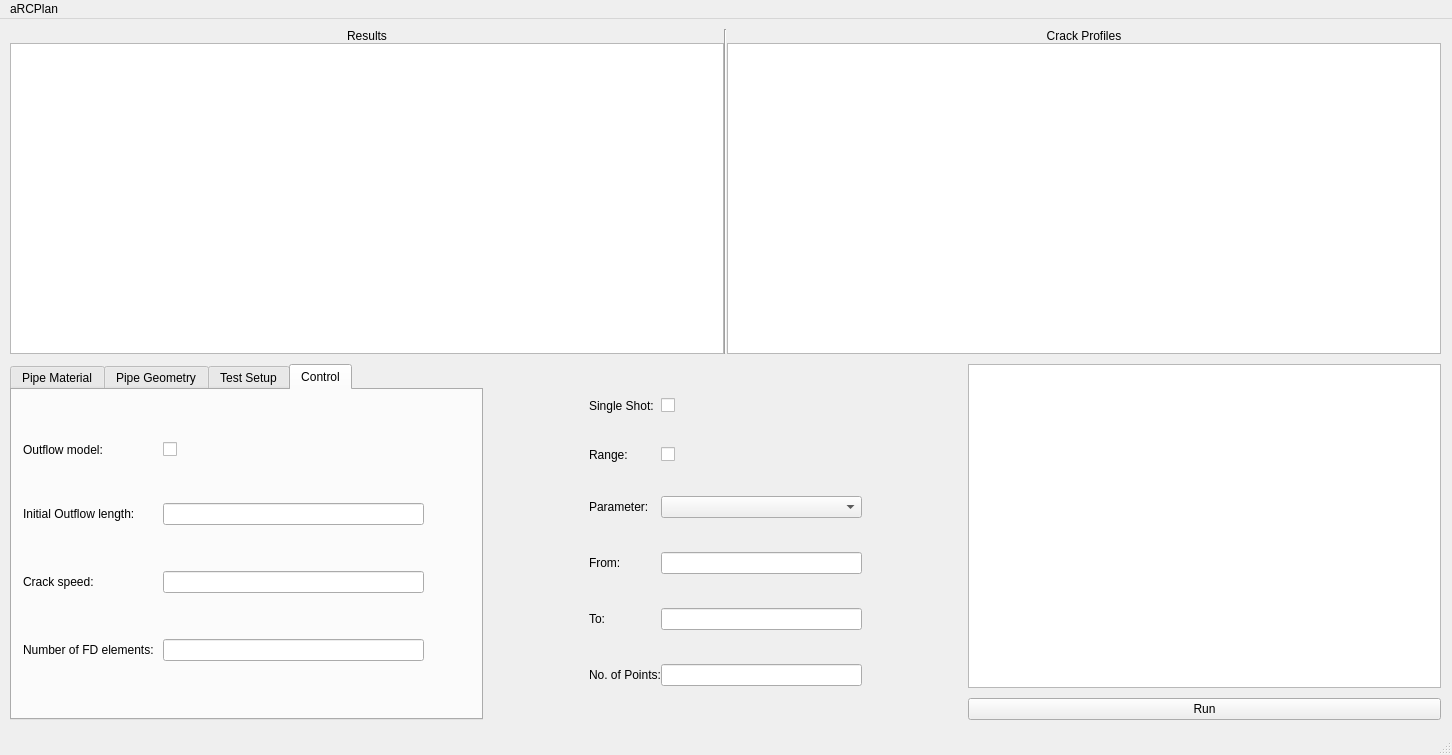
First picture: the form in guimain.ui, repository FraserEdwards/aRCPlanQt, before the edit.
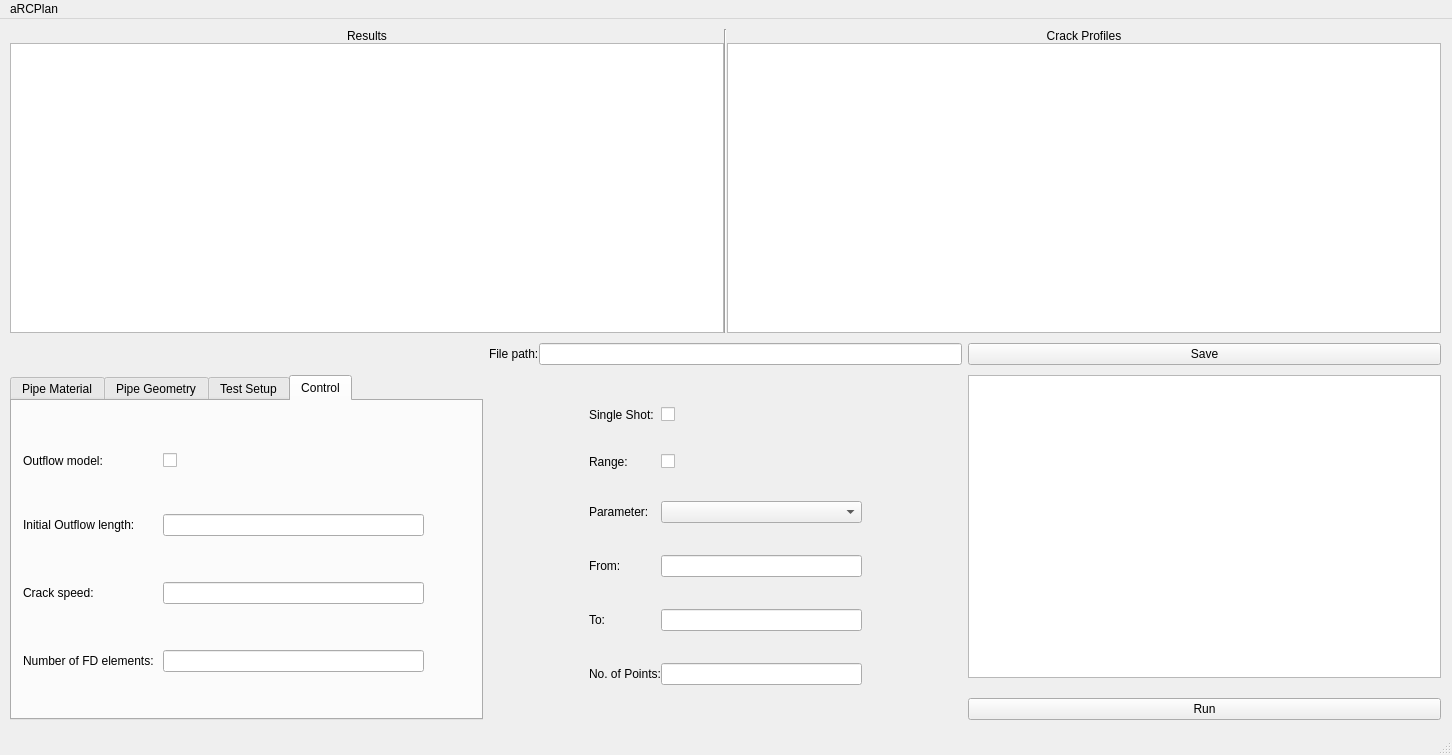
Second picture: the form after the edit.

Patch:
```diff
--- a/guimain.ui
+++ b/guimain.ui
@@ -23,7 +23,7 @@
       <height>691</height>
      </rect>
     </property>
-    <layout class="QGridLayout" name="gridLayout_8" rowstretch="0,0,0">
+    <layout class="QGridLayout" name="gridLayout_8" rowstretch="0,0,0,0,0">
      <property name="sizeConstraint">
       <enum>QLayout::SetNoConstraint</enum>
      </property>
@@ -33,7 +33,7 @@
      <property name="verticalSpacing">
       <number>10</number>
      </property>
-     <item row="1" column="0" rowspan="2">
+     <item row="2" column="0" rowspan="3">
       <widget class="QTabWidget" name="tabs">
        <property name="currentIndex">
         <number>3</number>
@@ -364,7 +364,7 @@
        </widget>
       </widget>
      </item>
-     <item row="1" column="1" rowspan="2">
+     <item row="2" column="1" rowspan="3">
       <layout class="QGridLayout" name="gridLayout_6" rowstretch="0,0,0,0,0,0,0,0">
        <property name="leftMargin">
         <number>100</number>
@@ -455,7 +455,7 @@
        </item>
       </layout>
      </item>
-     <item row="2" column="2">
+     <item row="4" column="2">
       <widget class="QPushButton" name="Runbutton">
        <property name="sizePolicy">
         <sizepolicy hsizetype="Minimum" vsizetype="Fixed">
@@ -511,9 +511,30 @@
        </item>
       </layout>
      </item>
-     <item row="1" column="2">
+     <item row="2" column="2">
       <widget class="QTableWidget" name="Resultstable"/>
      </item>
+     <item row="1" column="2">
+      <widget class="QPushButton" name="Save">
+       <property name="text">
+        <string>Save</string>
+       </property>
+      </widget>
+     </item>
+     <item row="1" column="1">
+      <layout class="QHBoxLayout" name="horizontalLayout">
+       <item>
+        <widget class="QLabel" name="label_3">
+         <property name="text">
+          <string>File path:</string>
+         </property>
+        </widget>
+       </item>
+       <item>
+        <widget class="QLineEdit" name="filepath"/>
+       </item>
+      </layout>
+     </item>
     </layout>
    </widget>
   </widget>
```
